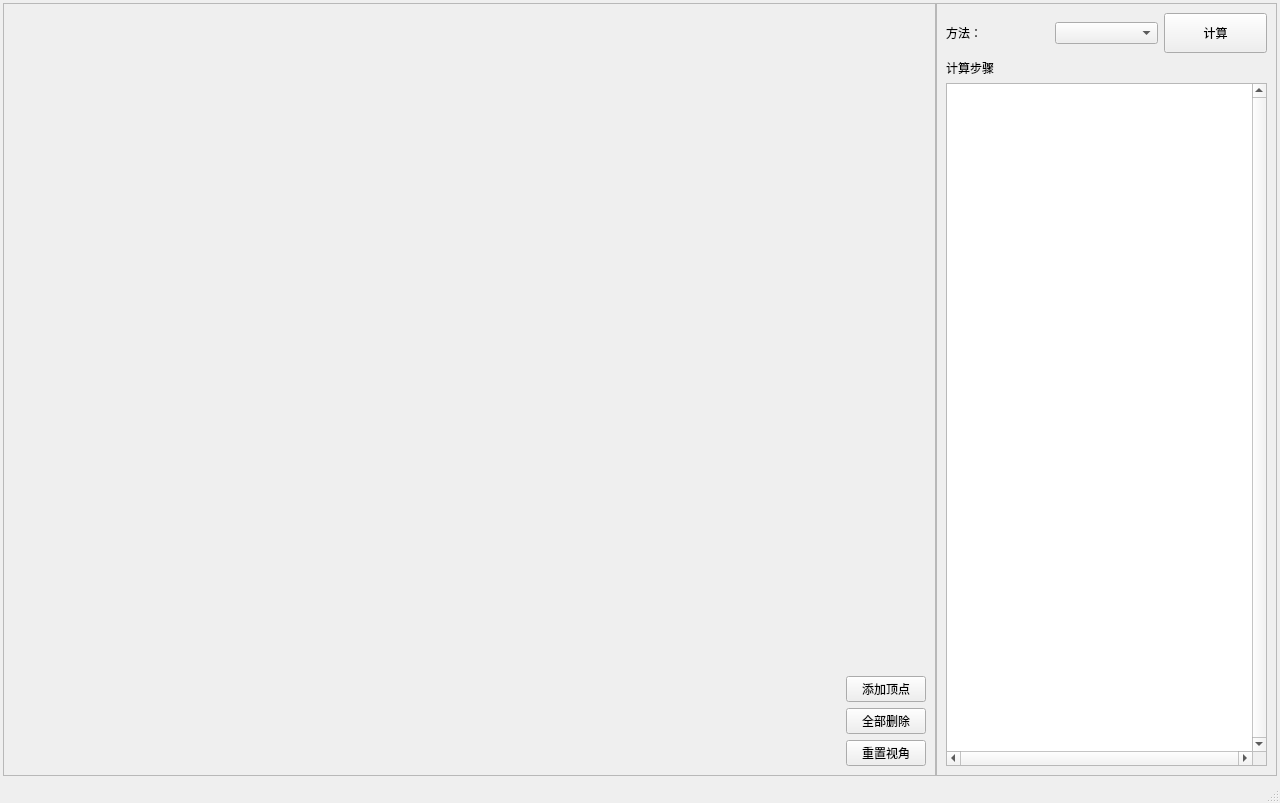
Qt form shortestpathwindow.ui (ZzqiZQute/graph_and_network_optimization_assignment) before a commit.
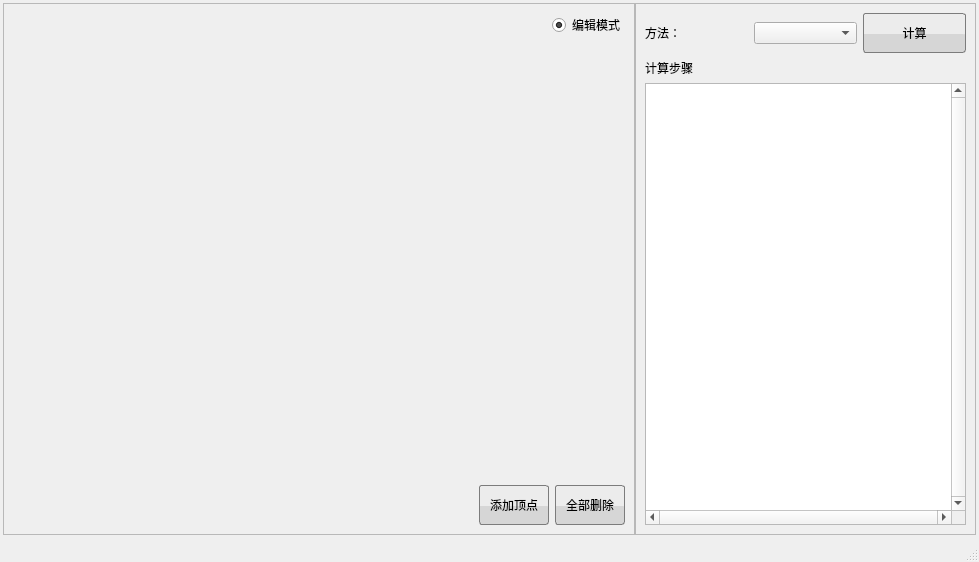
The same form after that commit. Custom widgets are drawn as their Qt base class.

What changed in the file:
```diff
--- a/shortestpathwindow.ui
+++ b/shortestpathwindow.ui
@@ -6,13 +6,40 @@
    <rect>
     <x>0</x>
     <y>0</y>
-    <width>1280</width>
-    <height>803</height>
+    <width>979</width>
+    <height>562</height>
    </rect>
   </property>
   <property name="windowTitle">
    <string>最短路径</string>
   </property>
+  <property name="styleSheet">
+   <string notr="true">QPushButton{
+
+background-color: qconicalgradient(cx:0.5, cy:0.522909, angle:179.9, stop:0.494318 rgba(214, 214, 214, 255), stop:0.5 rgba(236, 236, 236, 255));
+
+border: 1px solid rgb(124, 124, 124);
+padding:10px;
+border-radius:3px;
+
+}
+QPushButton:hover{
+
+  background-color: qconicalgradient(cx:0.5, cy:0.522909, angle:179.9, stop:0.494318 rgba(181, 225, 250, 255), stop:0.5 rgba(222, 242, 251, 255));
+
+
+  border: 1px solid #3C80B1;  
+
+}
+QPushButton:pressed{
+
+  background-color: qconicalgradient(cx:0.5, cy:0.522909, angle:179.9, stop:0.494318 rgba(134, 198, 233, 255), stop:0.5 rgba(206, 234, 248, 255));
+
+ 
+  border: 1px solid #5F92B2;  
+
+}</string>
+  </property>
   <widget class="QWidget" name="centralwidget">
    <layout class="QGridLayout" name="gridLayout">
     <property name="leftMargin">
@@ -30,69 +57,6 @@
     <property name="spacing">
      <number>0</number>
     </property>
-    <item row="0" column="0">
-     <widget class="DisplayFrame" name="displayFrame">
-      <property name="frameShape">
-       <enum>QFrame::StyledPanel</enum>
-      </property>
-      <property name="frameShadow">
-       <enum>QFrame::Raised</enum>
-      </property>
-      <layout class="QGridLayout" name="gridLayout_3">
-       <item row="0" column="1">
-        <spacer name="verticalSpacer">
-         <property name="orientation">
-          <enum>Qt::Vertical</enum>
-         </property>
-         <property name="sizeHint" stdset="0">
-          <size>
-           <width>20</width>
-           <height>645</height>
-          </size>
-         </property>
-        </spacer>
-       </item>
-       <item row="1" column="0">
-        <spacer name="horizontalSpacer">
-         <property name="orientation">
-          <enum>Qt::Horizontal</enum>
-         </property>
-         <property name="sizeHint" stdset="0">
-          <size>
-           <width>804</width>
-           <height>20</height>
-          </size>
-         </property>
-        </spacer>
-       </item>
-       <item row="1" column="1">
-        <layout class="QVBoxLayout" name="verticalLayout">
-         <item>
-          <widget class="QPushButton" name="btnAddVertex">
-           <property name="text">
-            <string>添加顶点</string>
-           </property>
-          </widget>
-         </item>
-         <item>
-          <widget class="QPushButton" name="btnRemoveAllVertex">
-           <property name="text">
-            <string>全部删除</string>
-           </property>
-          </widget>
-         </item>
-         <item>
-          <widget class="QPushButton" name="btnResetView">
-           <property name="text">
-            <string>重置视角</string>
-           </property>
-          </widget>
-         </item>
-        </layout>
-       </item>
-      </layout>
-     </widget>
-    </item>
     <item row="0" column="1">
      <widget class="QFrame" name="frame_2">
       <property name="minimumSize">
@@ -174,6 +138,89 @@
       </layout>
      </widget>
     </item>
+    <item row="0" column="0">
+     <widget class="DisplayFrame" name="displayFrame">
+      <property name="frameShape">
+       <enum>QFrame::StyledPanel</enum>
+      </property>
+      <property name="frameShadow">
+       <enum>QFrame::Raised</enum>
+      </property>
+      <layout class="QGridLayout" name="gridLayout_3">
+       <item row="1" column="1">
+        <spacer name="verticalSpacer">
+         <property name="orientation">
+          <enum>Qt::Vertical</enum>
+         </property>
+         <property name="sizeHint" stdset="0">
+          <size>
+           <width>20</width>
+           <height>426</height>
+          </size>
+         </property>
+        </spacer>
+       </item>
+       <item row="2" column="0">
+        <spacer name="horizontalSpacer">
+         <property name="orientation">
+          <enum>Qt::Horizontal</enum>
+         </property>
+         <property name="sizeHint" stdset="0">
+          <size>
+           <width>526</width>
+           <height>20</height>
+          </size>
+         </property>
+        </spacer>
+       </item>
+       <item row="2" column="1">
+        <layout class="QHBoxLayout" name="horizontalLayout">
+         <item>
+          <widget class="QPushButton" name="btnAddVertex">
+           <property name="text">
+            <string>添加顶点</string>
+           </property>
+          </widget>
+         </item>
+         <item>
+          <widget class="QPushButton" name="btnRemoveAllVertex">
+           <property name="text">
+            <string>全部删除</string>
+           </property>
+          </widget>
+         </item>
+        </layout>
+       </item>
+       <item row="0" column="1">
+        <layout class="QHBoxLayout" name="horizontalLayout_2">
+         <item>
+          <spacer name="horizontalSpacer_2">
+           <property name="orientation">
+            <enum>Qt::Horizontal</enum>
+           </property>
+           <property name="sizeHint" stdset="0">
+            <size>
+             <width>40</width>
+             <height>20</height>
+            </size>
+           </property>
+          </spacer>
+         </item>
+         <item>
+          <widget class="QRadioButton" name="rbEditMode">
+           <property name="text">
+            <string>编辑模式</string>
+           </property>
+           <property name="checked">
+            <bool>true</bool>
+           </property>
+          </widget>
+         </item>
+        </layout>
+       </item>
+      </layout>
+     </widget>
+    </item>
    </layout>
   </widget>
   <widget class="QMenuBar" name="menubar">
```
Left out of the diff: 20 changed lines with no effect on the pictures.
